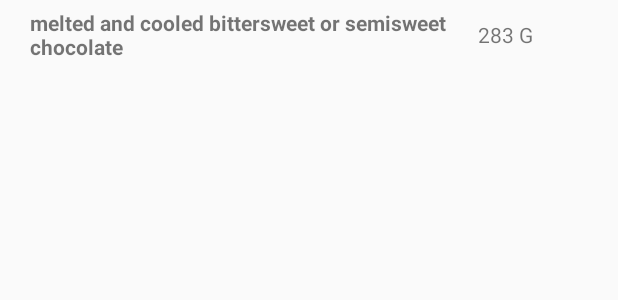
After one commit to hyouness/baking-time, an Android app: the layout ingredients_list_item.xml on its own in the app's theme, with its tools: preview values and no code run, on a phone screen of 412 x 824 dp. The commit adds this screen. Shown: the top 300 px of the screen. Run offline under Robolectric (Android 15) with nearby library versions, the phone set to English and light mode, and no system bars.

Commit message:
feat: Create ingredients fragment

```diff
--- a/app/build.gradle
+++ b/app/build.gradle
@@ -26,6 +26,7 @@ dependencies {
     implementation fileTree(dir: 'libs', include: ['*.jar'])
     implementation 'androidx.appcompat:appcompat:1.1.0'
     implementation 'androidx.constraintlayout:constraintlayout:1.1.3'
+    implementation 'androidx.legacy:legacy-support-v4:1.0.0'
 
     // Network Operations
     implementation 'com.squareup.retrofit2:retrofit:2.4.0'
--- a/app/src/main/AndroidManifest.xml
+++ b/app/src/main/AndroidManifest.xml
@@ -14,7 +14,8 @@
         android:supportsRtl="true"
         android:theme="@style/AppTheme"
         tools:ignore="AllowBackup,GoogleAppIndexingWarning">
-        <activity android:name=".ui.MainActivity">
+        <activity android:name=".ui.RecipeDetailsActivity" android:parentActivityName=".ui.MainActivity"/>
+        <activity android:name=".ui.MainActivity" android:launchMode="singleTop">
             <intent-filter>
                 <action android:name="android.intent.action.MAIN" />
 
--- a/app/src/main/java/com/example/bakingtime/model/Ingredient.java
+++ b/app/src/main/java/com/example/bakingtime/model/Ingredient.java
@@ -30,7 +30,7 @@ public class Ingredient implements Parcelable {
         this.measure = measure;
     }
 
-    public String getIngredient() {
+    public String getName() {
         return ingredient;
     }
 
--- a/app/src/main/java/com/example/bakingtime/utilities/AppConstants.java
+++ b/app/src/main/java/com/example/bakingtime/utilities/AppConstants.java
@@ -1,5 +1,8 @@
 package com.example.bakingtime.utilities;
 
-final class AppConstants {
+public final class AppConstants {
     static final String BASE_URL = "https://d17h27t6h515a5.cloudfront.net/topher/2017/May/59121517_baking/";
+
+    public static final String RECIPE_NAME = "recipe_name";
+    public static final String RECIPE_INGREDIENTS = "recipe_ingredients";
 }
--- /dev/null
+++ b/app/src/main/res/layout/ingredients_list_item.xml
@@ -0,0 +1,37 @@
+<?xml version="1.0" encoding="utf-8"?>
+<LinearLayout xmlns:android="http://schemas.android.com/apk/res/android"
+    xmlns:tools="http://schemas.android.com/tools"
+    android:orientation="horizontal"
+    android:id="@+id/ingredient_layout"
+    android:layout_width="match_parent"
+    android:layout_height="wrap_content"
+    android:weightSum="10"
+    android:gravity="center_vertical">
+
+    <TextView
+        android:id="@+id/ingredient_name"
+        android:layout_width="0dp"
+        android:layout_height="wrap_content"
+        android:layout_weight="7.5"
+        android:gravity="start"
+        android:layout_marginTop="0dp"
+        android:padding="5dp"
+        android:paddingStart="20dp"
+        android:paddingEnd="10dp"
+        tools:text="melted and cooled bittersweet or semisweet chocolate"
+        android:textSize="@dimen/details_text_size"
+        android:textStyle="bold"/>
+
+    <TextView
+        android:id="@+id/ingredient_quantity"
+        android:layout_width="0dp"
+        android:layout_height="wrap_content"
+        android:layout_weight="2.5"
+        android:gravity="start"
+        android:layout_marginTop="0dp"
+        android:padding="5dp"
+        android:paddingStart="10dp"
+        android:paddingEnd="10dp"
+        tools:text="283 G"
+        android:textSize="@dimen/details_text_size"/>
+</LinearLayout>
--- a/app/src/main/res/values-sw600dp/dimens.xml
+++ b/app/src/main/res/values-sw600dp/dimens.xml
@@ -3,6 +3,7 @@
     <dimen name="error_message_text_size">16sp</dimen>
     <dimen name="card_elevation">6dp</dimen>
     <dimen name="recipe_height">275dp</dimen>
-    <dimen name="details_text_size">14sp</dimen>
-    <dimen name="recipe_title_text_size">16sp</dimen>
+    <dimen name="details_text_size">18sp</dimen>
+    <dimen name="recipe_title_text_size">20sp</dimen>
+    <dimen name="servings_icon_size">18dp</dimen>
 </resources>
--- a/app/src/main/res/values/colors.xml
+++ b/app/src/main/res/values/colors.xml
@@ -5,6 +5,7 @@
     <color name="colorPrimaryLight">#ffa040</color>
     <color name="colorAccent">#D81B60</color>
     <color name="scrollbarColor">#AAc43e00</color>
-    <color name="title_gradient_start_color">#b0c43e00</color>
-    <color name="title_gradient_end_color">#aaff6f00</color>
+    <color name="title_gradient_start_color">#c0c43e00</color>
+    <color name="title_gradient_end_color">#ccff6f00</color>
+    <color name="ingredientItem">#95ffd170</color>
 </resources>
--- a/app/src/main/res/values/dimens.xml
+++ b/app/src/main/res/values/dimens.xml
@@ -5,6 +5,6 @@
     <dimen name="recipe_height">225dp</dimen>
     <dimen name="details_text_size">14sp</dimen>
     <dimen name="recipe_title_text_size">16sp</dimen>
-    <dimen name="servings_text_size">18sp</dimen>
     <dimen name="servings_icon_size">15dp</dimen>
+    <dimen name="card_radius">8dp</dimen>
 </resources>
--- a/app/src/main/res/values/strings.xml
+++ b/app/src/main/res/values/strings.xml
@@ -6,4 +6,5 @@
     <string name="retry">Retry</string>
     <string name="no_recipes">No recipes found.</string>
     <string name="servings_icon">Icon for number of servings</string>
+    <string name="no_ingredients">No ingredients found.</string>
 </resources>
```
Also changed, not shown: app/src/main/java/com/example/bakingtime/adapter/IngredientsAdapter.java (added, +49 -0 lines), app/src/main/java/com/example/bakingtime/adapter/IngredientsViewHolder.java (added, +49 -0 lines), app/src/main/java/com/example/bakingtime/ui/IngredientsFragment.java (added, +56 -0 lines), app/src/main/java/com/example/bakingtime/ui/MainActivity.java (+9 -3 lines), app/src/main/java/com/example/bakingtime/ui/RecipeDetailsActivity.java (added, +36 -0 lines), app/src/main/res/layout/activity_recipe_details.xml (added, +17 -0 lines), app/src/main/res/layout/fragment_ingredients.xml (added, +26 -0 lines).
